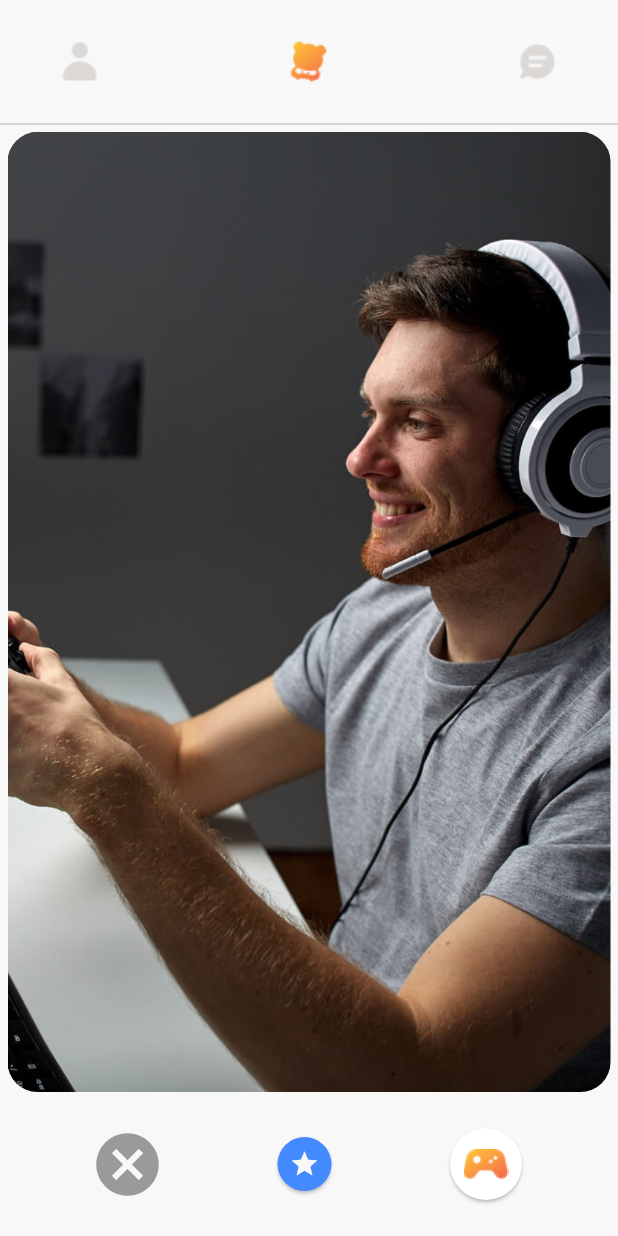
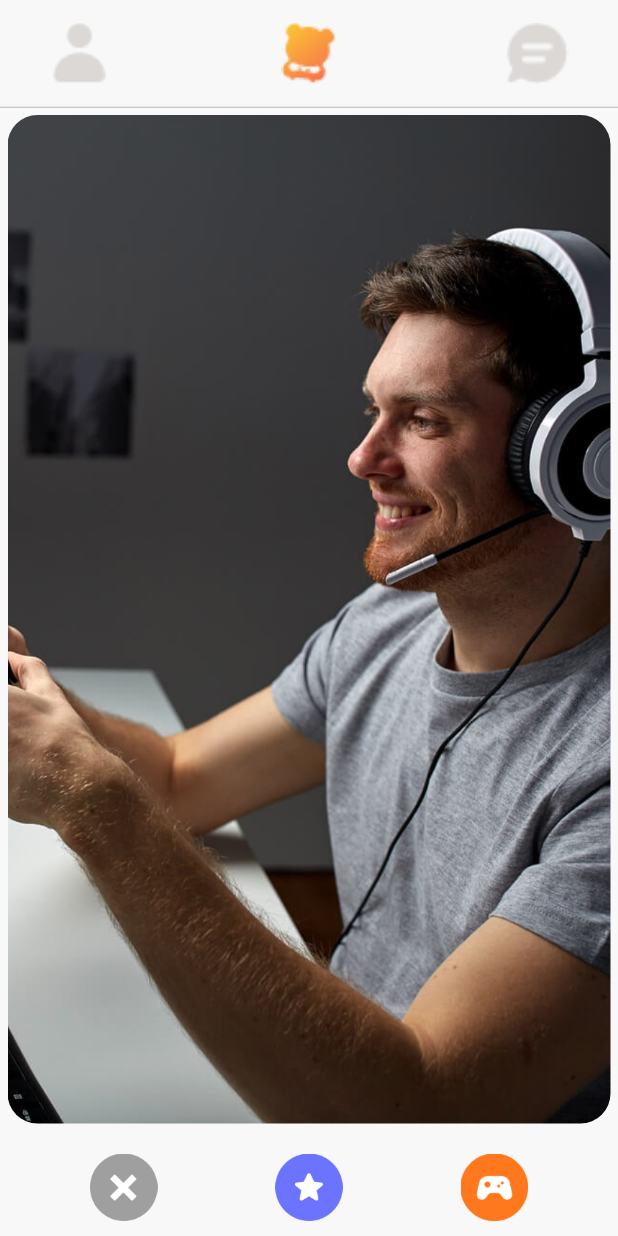
Before and after one commit to vrunds82/gamingpanda, a Flutter app: the cardpage screen opened by its route, on a phone screen of 412 x 824 dp. Run offline on Flutter 3.47's test engine with Material 2 defaults, Android fonts, the phone set to English and light mode, and no system bars; our stand-ins replace material_design_icons_flutter, shared_preferences; missing offline and left inert: flutter_range_slider; accounts and stored records are empty.

Commit message:
1 may
9:08

```diff
--- a/lib/cardswipe.dart
+++ b/lib/cardswipe.dart
@@ -31,29 +31,14 @@ class _cardpageState extends State<cardpage> {
             ),
           ),
           Padding(
-            padding: const EdgeInsets.only(left: 60,right: 60,bottom: 20,top: 10),
+            padding: const EdgeInsets.only(left: 60,right: 60,bottom: 10,top: 10),
             child: Row(
               children: <Widget>[
-                Icon(Icons.cancel,size: 50,color: Global.greypanda,),
+                Image.asset('assets/images/cancel.png',height: 45,width: 45,),
                 Spacer(),
-                Card(color: Colors.blueAccent,
-                  shape: RoundedRectangleBorder(
-                    borderRadius: BorderRadius.circular(30.0),
-                  ),
-                  child: Padding(
-                    padding: const EdgeInsets.all(8.0),
-                    child: Icon(Icons.star,color: Global.whitepanda,size: 20,),
-                  ),
-                ),
+                Image.asset('assets/images/star.png',height: 45,width: 45,),
                 Spacer(),
-                Card(shape: RoundedRectangleBorder(
-                  borderRadius: BorderRadius.circular(30.0),
-                ),
-                  child: Padding(
-                      padding: const EdgeInsets.all(8.0),
-                      child: Image.asset('assets/images/game.png',height: 32,width: 32,)
-                  ),
-                ),
+                Image.asset('assets/images/gamebtn.png',height: 45,width: 45,),
 
               ],
             ),
--- a/lib/global.dart
+++ b/lib/global.dart
@@ -146,11 +146,11 @@ class CustomAppbar extends StatelessWidget {
     return Column(
       children: <Widget>[
         Container(
-          height: MediaQuery.of(context).size.width * .2,
+          //height: MediaQuery.of(context).size.width * .2,
           color: Global.isSwitchedFT==true?Global.darkBlue:Global.whitepanda ,
           child: SafeArea(
             child: Padding(
-              padding: const EdgeInsets.only(top:8.0,bottom: 8.0),
+              padding: const EdgeInsets.only(top:15.0,bottom: 15.0),
               child: Row(
 
                 children: <Widget>[
@@ -169,7 +169,7 @@ class CustomAppbar extends StatelessWidget {
                           : 'assets/images/usergrey.png',
                       height: MediaQuery.of(context).size.width * .1,
                       width: MediaQuery.of(context).size.width * .1,
-                    ),
+                    fit: BoxFit.contain,),
                   ),
 
                   Expanded(
@@ -184,7 +184,7 @@ class CustomAppbar extends StatelessWidget {
                             : 'assets/images/pandagrey.png',
                         height: MediaQuery.of(context).size.width * .1,
                         width: MediaQuery.of(context).size.width * .1,
-                      ),
+                        fit: BoxFit.contain,  ),
                     ),
                   ),
 
@@ -199,7 +199,7 @@ class CustomAppbar extends StatelessWidget {
 
                       height: MediaQuery.of(context).size.width * .1,
                       width: MediaQuery.of(context).size.width * .1,
-                    ),
+                      fit: BoxFit.contain,   ),
                   ),
                   SizedBox(
                     width: MediaQuery.of(context).size.width*.08,
```
Also changed, not shown: assets/images/cancel.png, assets/images/gamebtn.png, assets/images/star.png.
